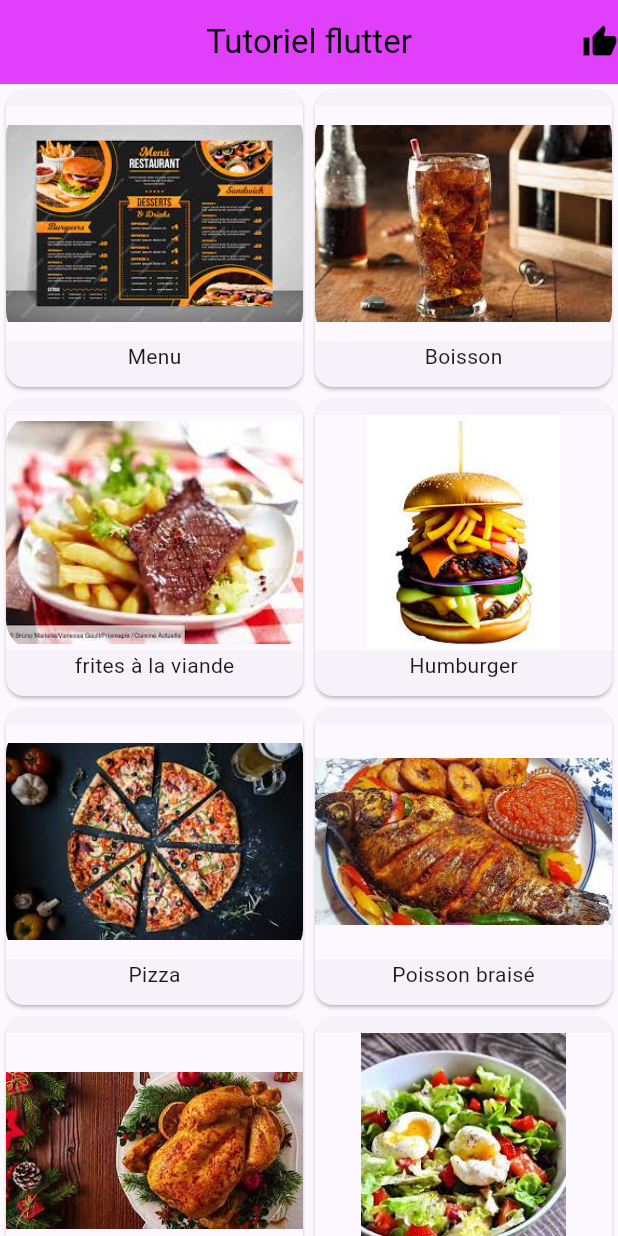
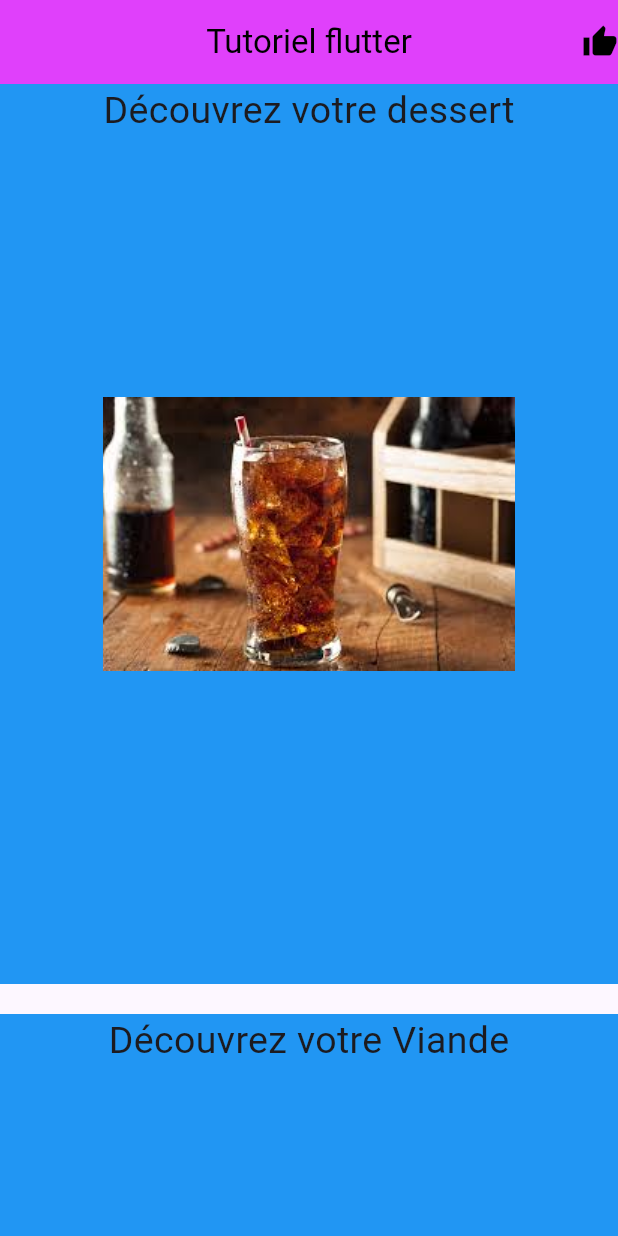
Before and after one commit to doukisss/flutter_complet, a Flutter app: the screen it shows after launch, on a phone screen of 412 x 824 dp. Run offline on Flutter 3.47's test engine with Material 2 defaults, Android fonts, the phone set to English and light mode, and no system bars; drawn by our look-alikes of flip_card.

Commit message:
FlipCard

```diff
--- a/lib/main.dart
+++ b/lib/main.dart
@@ -1,6 +1,7 @@
 // ignore_for_file: empty_constructor_bodies
 
 import 'package:flutter/material.dart';
+import 'package:flip_card/flip_card.dart';
 
 void main() {
   runApp(const MyApp());
@@ -34,66 +35,71 @@ class MyHomePage extends StatefulWidget {
 }
 
 class _MyHomePageState extends State<MyHomePage> {
-  List<Container> containerlist = [];
-  final poster = [
-    {"name": "Menu", "photo": "menu.jpeg"},
-    {"name": "Boisson", "photo": "boisson.jpeg"},
-    {"name": "frites à la viande", "photo": "frites_a_la_viande.jpeg"},
-    {"name": "Humburger", "photo": "humburger.jpeg"},
-    {"name": "Pizza", "photo": "pizza.jpeg"},
-    {"name": "Poisson braisé", "photo": "poisson_braisé.jpeg"},
-    {"name": "Poulet", "photo": "poulet.jpeg"},
-    {"name": "Salade composé", "photo": "salade_composé.jpeg"},
-    {"name": "Spaguetti", "photo": "spaguetti.jpeg"},
-    {"name": "viande", "photo": "viande.jpeg"},
-  ];
+  String categorie1 = "dessert";
+  String categorie2 = "Viande";
+  String categorie3 = "Poisson";
+  String categorie4 = "patte";
+  String categorie5 = "volaille";
+  String name1 = "Un coca cola";
+  String name2 = "De la iande braisé";
+  String name3 = "Un poisson braisé";
+  String name4 = "un délicieux spaguetti";
+  String name5 = "un Poulet braisé";
 
-  buildlist() {
-    for (var i = 0; i < poster.length; i++) {
-      var gleinfo = poster[i];
-      var infophoto = gleinfo["photo"];
-      var infoname = gleinfo["name"];
-      int pourcentage = 85 + i;
-      containerlist.add(Container(
-        child: Card(
-          child: Column(
-            mainAxisAlignment: MainAxisAlignment.center,
-            children: [
-              Container(
-                child: Hero(
-                    tag: "$infoname",
-                    child: Material(
-                      child: InkWell(
-                        onTap: () {
-                          Navigator.of(context).push(MaterialPageRoute(
-                              builder: (BuildContext context) => Showdetail(
-                                  namedetail: "$infoname",
-                                  posterdetail: "$infophoto",
-                                  percent: pourcentage)));
-                        },
-                        child: Container(
-                          height: 157,
-                          width: 250,
-                          decoration: BoxDecoration(
-                              borderRadius: BorderRadius.circular(20),
-                              image: DecorationImage(
-                                  image: AssetImage("images/$infophoto"))),
+  String frontimage1 = "images/boisson.jpeg";
+  String frontimage2 = "images/viande.jpeg";
+  String frontimage3 = "images/poisson_braisé.jpeg";
+  String frontimage4 = "images/spaguetti.jpeg";
+  String frontimage5 = "images/poulet.jpeg";
+  String backimage1 = "images/boisson.jpeg";
+  String backimage2 = "images/viande.jpeg";
+  String backimage3 = "images/poisson_braisé.jpeg";
+  String backimage4 = "images/spaguetti.jpeg";
+  String backimage5 = "images/poulet.jpeg";
+
+  Widget flipcards(
+      String categorie, String name, String frontimage, String backimage) {
+    return Align(
+      alignment: Alignment.center,
+      child: FlipCard(
+        front: Container(
+          width: 500,
+          height: 600,
+          child: Align(
+            alignment: Alignment.topCenter,
+            child: Text(
+              "Découvrez votre $categorie",
+              style: TextStyle(
+                fontSize: 25,
               ),
             ),
-                    )),
           ),
-              Text("$infoname"),
-            ],
+          decoration: BoxDecoration(
+            color: Colors.blue,
+            image: DecorationImage(
+              image: AssetImage(
+                frontimage,
               ),
             ),
-      ));
-    }
-  }
-
-  @override
-  void initState() {
-    buildlist();
-    super.initState();
+          ),
+        ),
+        back: Container(
+          width: 500,
+          height: 600,
+          decoration: BoxDecoration(
+            color: Colors.green,
+            image: DecorationImage(image: AssetImage(backimage)),
+          ),
+          child: Align(
+            alignment: Alignment.bottomCenter,
+            child: Text(
+              "$name",
+              style: TextStyle(fontSize: 20),
+            ),
+          ),
+        ),
+      ),
+    );
   }
 
   @override
@@ -108,113 +114,30 @@ class _MyHomePageState extends State<MyHomePage> {
             Icon(Icons.thumb_up, color: Colors.black),
           ],
         ),
-      body: Container(
-        child: GridView.count(crossAxisCount: 2, children: containerlist),
-      ),
-    );
-  }
-}
-
-class Showdetail extends StatelessWidget {
-  final String namedetail, posterdetail;
-  int percent;
-  Showdetail(
-      {required this.namedetail,
-      required this.posterdetail,
-      required this.percent});
-
-  @override
-  Widget build(BuildContext context) {
-    return Scaffold(
-      appBar: AppBar(
-        actions: [
-          IconButton(
-              onPressed: () {},
-              icon: Icon(
-                Icons.movie_creation,
-              ))
-        ],
-        title: Text(
-          namedetail,
-          style: TextStyle(
-            fontWeight: FontWeight.bold,
-            color: Colors.white,
-          ),
-        ),
-        backgroundColor: Colors.green,
-      ),
-      body: ListView(
+        body: Stack(
+          fit: StackFit.expand,
           children: [
             Container(
-            height: 530,
-            width: 250,
-            decoration: BoxDecoration(
-                borderRadius: BorderRadius.circular(20),
-                image: DecorationImage(
-                    image: AssetImage(
-                      "images/$posterdetail",
-                    ),
-                    fit: BoxFit.cover)),
-          ),
-          Padding(
-            padding: EdgeInsets.all(15),
-            child: Align(
-              alignment: Alignment.center,
-              child: Row(
-                mainAxisAlignment: MainAxisAlignment.center,
+              width: MediaQuery.of(context).size.width,
+              height: MediaQuery.of(context).size.height,
+              child: SingleChildScrollView(
+                child: Column(
                   children: [
-                  Icon(
-                    Icons.play_arrow_sharp,
-                    size: 30,
-                    color: Colors.red,
-                  ),
-                  Text(
-                    "Play trial",
-                    style: TextStyle(fontWeight: FontWeight.bold),
-                  )
+                    flipcards(categorie1, name1, frontimage1, backimage1),
+                    const SizedBox(height: 20),
+                    flipcards(categorie2, name2, frontimage2, backimage2),
+                    const SizedBox(height: 20),
+                    flipcards(categorie3, name3, frontimage3, backimage3),
+                    const SizedBox(height: 20),
+                    flipcards(categorie4, name4, frontimage4, backimage4),
+                    const SizedBox(height: 20),
+                    flipcards(categorie5, name5, frontimage5, backimage5),
+                    const SizedBox(height: 20),
                   ],
                 ),
               ),
-          ),
-          Container(
-            child: Row(
-              mainAxisAlignment: MainAxisAlignment.center,
-              children: [
-                Text(
-                  "$percent% liked this food",
-                  style: TextStyle(fontWeight: FontWeight.bold),
-                ),
-                SizedBox(
-                  width: 30,
-                ),
-                Icon(
-                  Icons.thumb_up,
-                  size: 30,
-                  color: Colors.green,
-                ),
-                Icon(
-                  Icons.thumb_down,
-                  size: 30,
-                  color: Colors.red,
-                ),
-              ],
-            ),
-          ),
-          Container(
-            child: Column(
-              mainAxisAlignment: MainAxisAlignment.center,
-              children: [
-                Text(
-                  "Description",
-                  style: TextStyle(fontWeight: FontWeight.bold),
-                ),
-                Text(
-                    "Description bsefj ebek efbhjk fbhskljh rgbfsb dbskfjshlj hfhfsjbf dfghfgjfsjk efgsfdjfh defhfj sugfebf gfsfh sfsfhb  ehjb hbf h sqebf fb")
-              ],
-            ),
             )
           ],
-      ),
-    );
+        ));
   }
 }
--- a/pubspec.yaml
+++ b/pubspec.yaml
@@ -40,6 +40,7 @@ dependencies:
   star_rating: ^0.11.0
   curved_navigation_bar: ^1.0.3
   folding_cell: ^1.0.2
+  flip_card: ^0.7.0
 
 dev_dependencies:
   flutter_test:
```
Also changed, not shown: pubspec.lock. Lines whose indentation alone changed are shown as unchanged.
